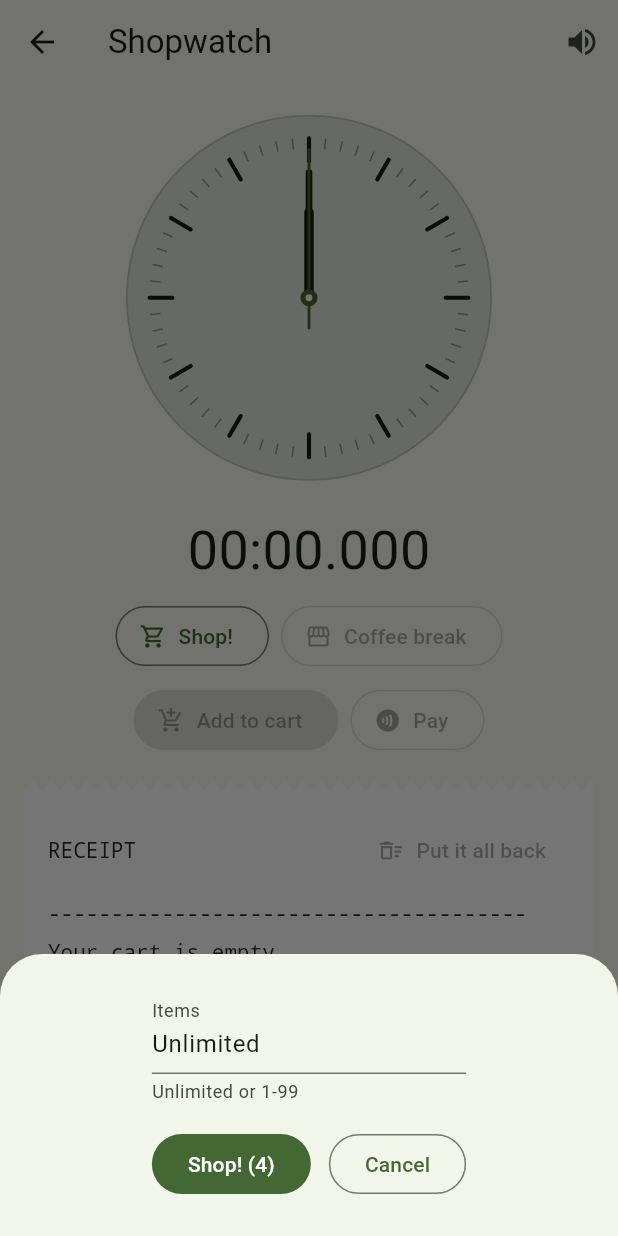
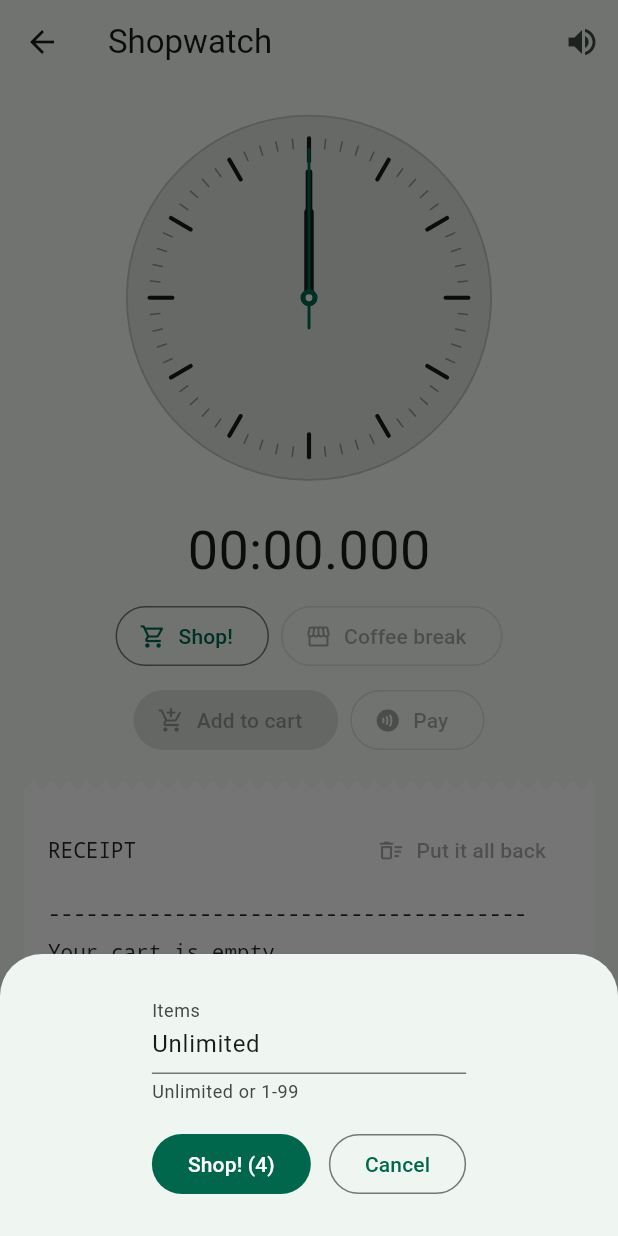
Before and after one commit to mj-homework/swatch, a Flutter app: the screen it shows after launch, after a tap on "Shop!", on a phone screen of 412 x 824 dp. Run offline on Flutter 3.47's test engine with Material 3 defaults, Android fonts, the light colour scheme and no system bars; our stand-ins replace audioplayers, cloud_firestore, firebase_auth, firebase_core, flutter_bloc; accounts and stored records are empty.

Commit message:
implement OTP colors

```diff
--- a/lib/app/app.dart
+++ b/lib/app/app.dart
@@ -14,7 +14,27 @@ class SwatchApp extends StatelessWidget {
   final TimeSource? timeSource;
   final ShopwatchDependencies? shopwatchDependencies;
 
-  static const _seedColor = Color(0xFF52AE30);
+  static const _seedColor = Color(0xFF00674C);
+
+  static final _lightScheme = ColorScheme.fromSeed(
+    seedColor: _seedColor,
+    brightness: Brightness.light,
+  ).copyWith(
+    primary: _seedColor,
+    onPrimary: Colors.white,
+    secondary: const Color(0xFF6EC72D),
+    onSecondary: const Color(0xFF242724),
+  );
+
+  static final _darkScheme = ColorScheme.fromSeed(
+    seedColor: _seedColor,
+    brightness: Brightness.dark,
+  ).copyWith(
+    primary: const Color(0xFF6EC72D),
+    onPrimary: const Color(0xFF0B2A1F),
+    secondary: const Color(0xFF4FB38F),
+    onSecondary: const Color(0xFF0B2A1F),
+  );
 
   @override
   Widget build(BuildContext context) {
@@ -22,17 +42,8 @@ class SwatchApp extends StatelessWidget {
     return MaterialApp(
       title: 'Swatch',
       debugShowCheckedModeBanner: false,
-      theme: ThemeData(
-        colorScheme: ColorScheme.fromSeed(seedColor: _seedColor),
-        useMaterial3: true,
-      ),
-      darkTheme: ThemeData(
-        colorScheme: ColorScheme.fromSeed(
-          seedColor: _seedColor,
-          brightness: Brightness.dark,
-        ),
-        useMaterial3: true,
-      ),
+      theme: ThemeData(colorScheme: _lightScheme, useMaterial3: true),
+      darkTheme: ThemeData(colorScheme: _darkScheme, useMaterial3: true),
       initialRoute: AppRoutes.shopwatch,
       onGenerateRoute: (settings) =>
           AppRouter.onGenerateRoute(settings, timeSource: timeSource, dependencies: dependencies),
--- a/lib/core/widgets/analog_clock.dart
+++ b/lib/core/widgets/analog_clock.dart
@@ -148,9 +148,9 @@ class AnalogClockPainter extends CustomPainter {
     }
   }
 
-  void _paintGoalTick(Canvas canvas, Offset center, double radius, double goalSec) {
+  void _paintGoalTick( Canvas canvas, Offset center, double radius, double goalSec) {
     final goal = Paint()
-      ..color = Colors.red
+      ..color = colors.secondary
       ..strokeWidth = radius * 0.015
       ..strokeCap = StrokeCap.round;
 
```
